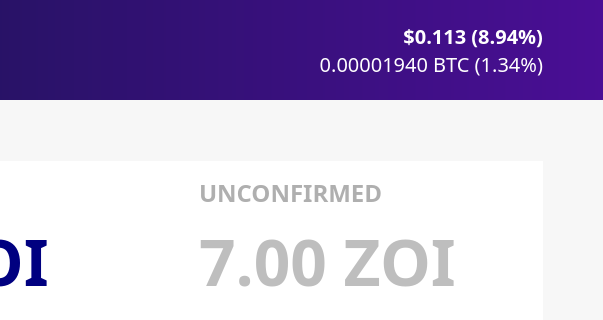
This is src/qt/forms/overviewpage.ui in noirofficial/noir as Qt 5 draws it before an edit; both pictures show x 403 to 1006 and y 0 to 320 of the 1006 by 800 pixel window. The edited form follows.
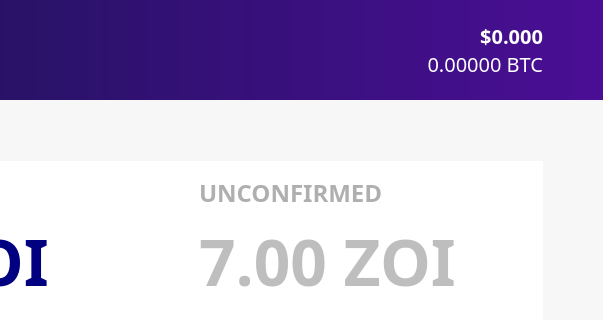
This is the edited form. Icons and pictures are not drawn.

What changed in the file:
```diff
--- a/src/qt/forms/overviewpage.ui
+++ b/src/qt/forms/overviewpage.ui
@@ -445,7 +445,7 @@
 color: white;</string>
                 </property>
                 <property name="text">
-                 <string>$0.113 (8.94%)</string>
+                 <string>$0.000</string>
                 </property>
                 <property name="alignment">
                  <set>Qt::AlignBottom|Qt::AlignRight|Qt::AlignTrailing</set>
@@ -465,7 +465,7 @@
 color: white;</string>
                 </property>
                 <property name="text">
-                 <string>0.00001940 BTC (1.34%)</string>
+                 <string>0.00000 BTC</string>
                 </property>
                 <property name="alignment">
                  <set>Qt::AlignRight|Qt::AlignTop|Qt::AlignTrailing</set>
```
